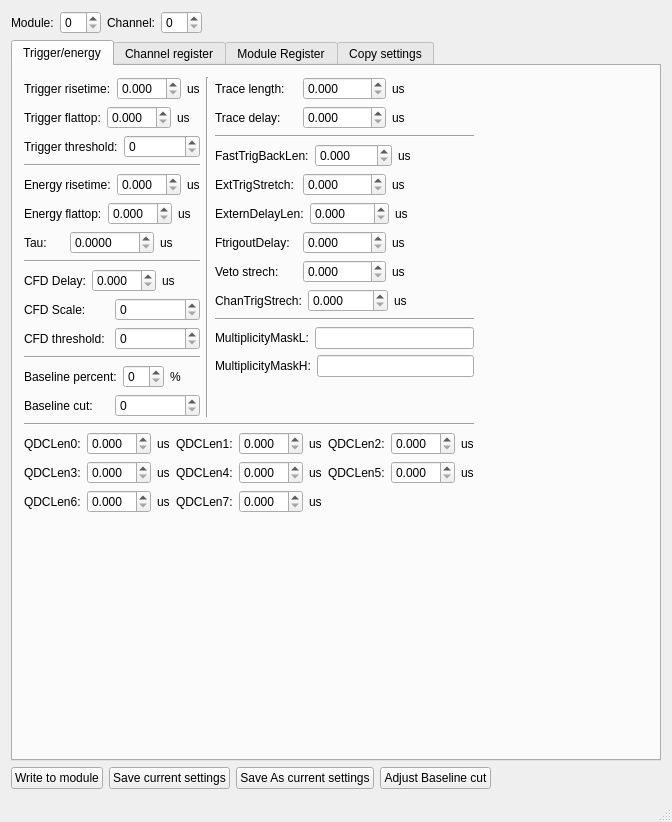
This is sirius/src/XIAengineControl/mainwindow.ui in oslocyclotronlab/OCLDAQ as Qt 5 draws it before an edit. The edited form follows.
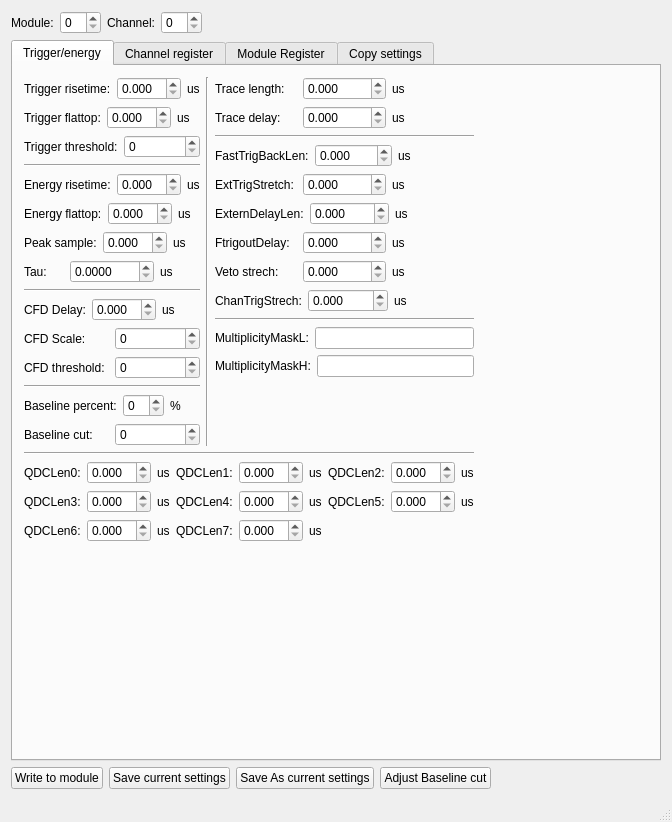
This is the edited form.

Patch:
```diff
--- a/sirius/src/XIAengineControl/mainwindow.ui
+++ b/sirius/src/XIAengineControl/mainwindow.ui
@@ -231,6 +231,34 @@
                       </item>
                      </layout>
                     </item>
+                    <item>
+                     <layout class="QHBoxLayout" name="horizontalLayout_47">
+                      <item>
+                       <widget class="QLabel" name="label_55">
+                        <property name="text">
+                         <string>Peak sample:</string>
+                        </property>
+                       </widget>
+                      </item>
+                      <item>
+                       <widget class="QDoubleSpinBox" name="peak_sample">
+                        <property name="decimals">
+                         <number>3</number>
+                        </property>
+                        <property name="singleStep">
+                         <double>0.001000000000000</double>
+                        </property>
+                       </widget>
+                      </item>
+                      <item>
+                       <widget class="QLabel" name="label_56">
+                        <property name="text">
+                         <string>us</string>
+                        </property>
+                       </widget>
+                      </item>
+                     </layout>
+                    </item>
                     <item>
                      <layout class="QHBoxLayout" name="horizontalLayout_10">
                       <item>
```
Left out of the diff: 2 changed lines with no effect on the pictures.
